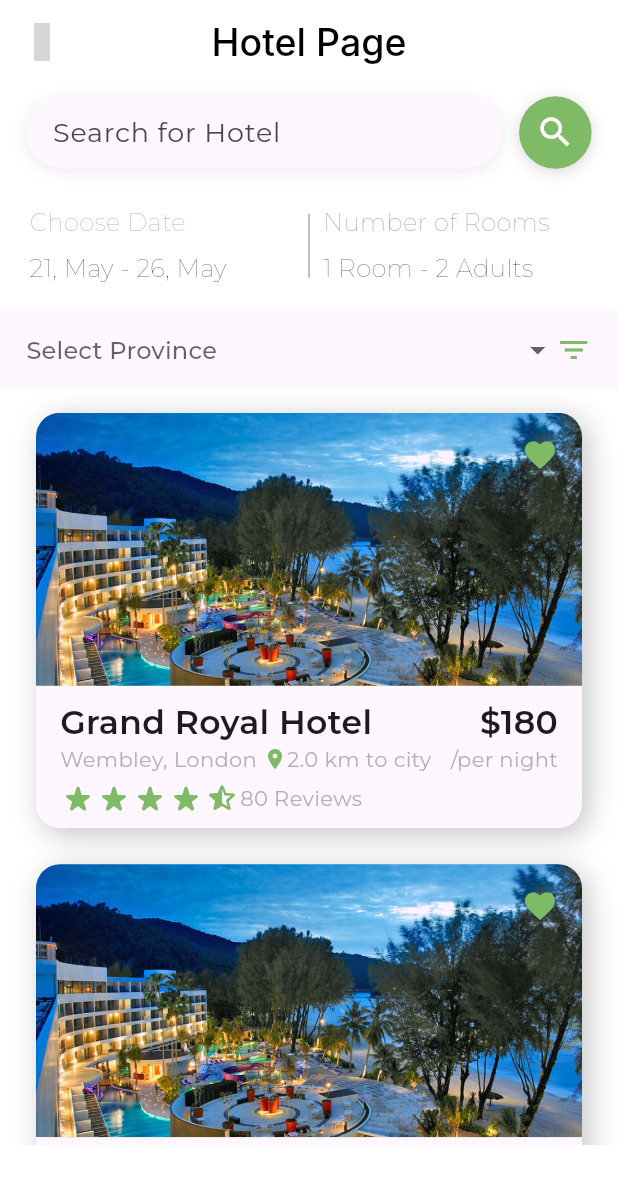
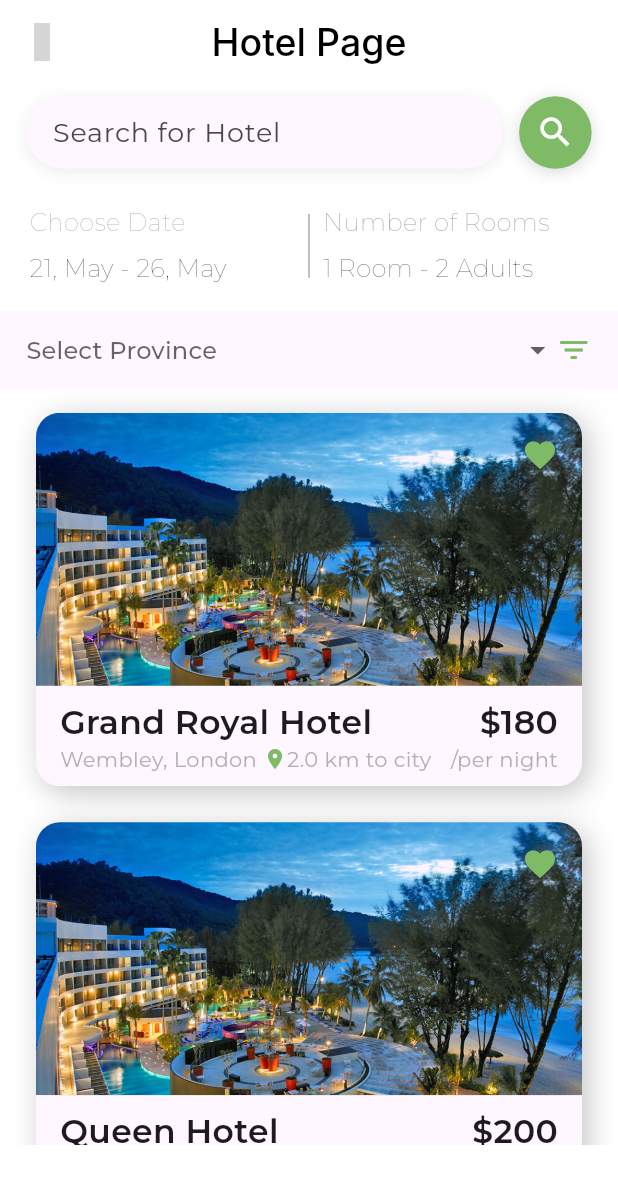
Before and after one commit to lanashkantana/yatab, a Flutter app: the HotelHomeScreen screen opened by its route, on a phone screen of 412 x 824 dp. Shown: the top 1184 px of the screen. Run offline on Flutter 3.47's test engine with Material 3 defaults, Android fonts, the phone set to English and light mode, and no system bars; drawn by our look-alikes of flutter_rating_bar; our stand-ins replace awesome_dialog, carousel_slider, country_picker, curved_navigation_bar, flutter_credit_card, flutter_screenutil and 10 more; missing offline and left inert: icons_flutter; accounts and stored records are empty; grey boxes are pictures that could not be loaded.

Commit message:
done hotelpage

```diff
--- a/lib/view/HomePage/hotel_page/filter_bar.dart
+++ b/lib/view/HomePage/hotel_page/filter_bar.dart
@@ -1,6 +1,6 @@
 import 'package:flutter/material.dart';
 import 'package:flutter_screenutil/flutter_screenutil.dart';
-import 'package:test/view/HomePage/hotel_page/home_details/home_details.dart';
+import 'package:test/view/HomePage/hotel_page/home_details/province_details.dart';
 import 'package:test/view/HomePage/hotel_page/hotel_them.dart';
 
 class FilterBar extends StatelessWidget {
--- a/lib/view/HomePage/hotel_page/home_details/home_details.dart
+++ b/lib/view/HomePage/hotel_page/home_details/province_details.dart
@@ -1,7 +1,7 @@
 import 'package:flutter/material.dart';
 import 'package:go_router/go_router.dart';
 import 'package:test/core/widget/custom_app_bar.dart';
-import 'package:test/view/HomePage/hotel_page/home_details/myhotel_page.dart';
+import 'package:test/view/HomePage/hotel_page/home_details/myhotel_page_details.dart';
 import 'package:test/view/HomePage/hotel_page/hotel_list_model.dart';
 import 'package:test/view/HomePage/hotel_page/hotel_list_view_item.dart';
 
@@ -69,7 +69,7 @@ class _HomeDetailsState extends State<HomeDetails> with TickerProviderStateMixin
                           hotelName: hotel.titleTxt,
                           location: hotel.subTxt,
                           pricePerNight: hotel.perNight,
-                          rating: hotel.rating,
+
                           description: hotel.description,
                         ),
                       ),
--- a/lib/view/HomePage/hotel_page/hotel_list_model.dart
+++ b/lib/view/HomePage/hotel_page/hotel_list_model.dart
@@ -5,93 +5,102 @@ final List<String> imagePath;
   String titleTxt;
   String subTxt;
   double dist;
-double rating;
+
   int reviews;
   int perNight;
   String description;
 
   HotelListData({
     required this.imagePath,
-  this.titleTxt='',
-  this.subTxt='',
-  this.dist=1.8,
-  this.rating=4.5,
-  this.reviews=80,
-  this.perNight=180,
-  this.description='',
+    this.titleTxt = '',
+    this.subTxt = '',
+    this.dist = 1.8,
+
+    this.reviews = 80,
+    this.perNight = 180,
+    this.description = '',
   });
 
   static List<HotelListData> hotelList = <HotelListData>[
     HotelListData(
       imagePath: [
-        AssetsData.hotel5,AssetsData.hotel4,
+        AssetsData.hotel5,
+        AssetsData.hotel4,
         AssetsData.hotel3,
-        AssetsData.hotel2
+        AssetsData.hotel2,
       ],
       titleTxt: 'Grand Royal Hotel',
       subTxt: 'Wembley, London',
       dist: 2.0,
       reviews: 80,
-      rating: 4.4,
+
       perNight: 180,
-      description:"The ideal place for those looking for a luxurious and tranquil holiday experience with stunning sea views"
+      description:
+          "The ideal place for those looking for a luxurious and tranquil holiday experience with stunning sea views",
     ),
     HotelListData(
       imagePath: [
-        AssetsData.hotel5,AssetsData.hotel4,
+        AssetsData.hotel5,
+        AssetsData.hotel4,
         AssetsData.hotel3,
-        AssetsData.hotel2
+        AssetsData.hotel2,
       ],
       titleTxt: 'Queen Hotel',
       subTxt: 'Wembley, London',
       dist: 4.0,
       reviews: 74,
-      rating: 4.5,
+
       perNight: 200,
-      description:"The ideal place for those looking for a luxurious and tranquil holiday experience with stunning sea views"
+      description:
+          "The ideal place for those looking for a luxurious and tranquil holiday experience with stunning sea views",
     ),
     HotelListData(
       imagePath: [
-        AssetsData.hotel5,AssetsData.hotel4,
+        AssetsData.hotel5,
+        AssetsData.hotel4,
         AssetsData.hotel3,
-        AssetsData.hotel2
+        AssetsData.hotel2,
       ],
       titleTxt: 'Grand Royal Hotel',
       subTxt: 'Wembley, London',
       dist: 3.0,
       reviews: 62,
-      rating: 4.0,
+
       perNight: 60,
-     description:"The ideal place for those looking for a luxurious and tranquil holiday experience with stunning sea views"
+      description:
+          "The ideal place for those looking for a luxurious and tranquil holiday experience with stunning sea views",
     ),
     HotelListData(
       imagePath: [
-        AssetsData.hotel2,AssetsData.hotel4,
+        AssetsData.hotel2,
+        AssetsData.hotel4,
         AssetsData.hotel3,
-        AssetsData.hotel2
+        AssetsData.hotel2,
       ],
       titleTxt: 'Queen Hotel',
       subTxt: 'Wembley, London',
       dist: 7.0,
       reviews: 90,
-      rating: 2,
+
       perNight: 170,
-       description:"The ideal place for those looking for a luxurious and tranquil holiday experience with stunning sea views"
+      description:
+          "The ideal place for those looking for a luxurious and tranquil holiday experience with stunning sea views",
     ),
     HotelListData(
       imagePath: [
-        AssetsData.hotel5,AssetsData.hotel1,
+        AssetsData.hotel5,
+        AssetsData.hotel1,
         AssetsData.hotel3,
-        AssetsData.hotel2
+        AssetsData.hotel2,
       ],
       titleTxt: 'Grand Royal Hotel',
       subTxt: 'Wembley, London',
       dist: 2.0,
       reviews: 240,
-      rating: 3,
+
       perNight: 200,
-         description:"The ideal place for those looking for a luxurious and tranquil holiday experience with stunning sea views"
+      description:
+          "The ideal place for those looking for a luxurious and tranquil holiday experience with stunning sea views",
     ),
   ];
-
 }
--- a/lib/view/HomePage/hotel_page/hotel_list_view.dart
+++ b/lib/view/HomePage/hotel_page/hotel_list_view.dart
@@ -120,51 +120,7 @@ class _HotelListViewState extends State<HotelListView> {
                                             ))
                                           ],
                                         ),
-                                        Padding(
-                                          padding:
-                                              const EdgeInsets.only(top: 4),
-                                          child: Row(
-                                            children: <Widget>[
-                                              RatingBar(
-                                                ratingWidget: RatingWidget(
-                                                  full: Icon(
-                                                    Icons.star_rate_rounded,
-                                                    color: HotelTheme
-                                                            .buildLightTheme()
-                                                        .primaryColor,
-                                                  ),
-                                                  half: Icon(
-                                                    Icons.star_half_rounded,
-                                                    color: HotelTheme
-                                                            .buildLightTheme()
-                                                        .primaryColor,
-                                                  ),
-                                                  empty: Icon(
-                                                    Icons.star_border_rounded,
-                                                    color: HotelTheme
-                                                            .buildLightTheme()
-                                                        .primaryColor,
-                                                  ),
-                                                ),
-                                                onRatingUpdate: (value) {},
-                                                itemPadding: EdgeInsets.zero,
-                                                initialRating:
-                                                    widget.hotelData!.rating,
-                                                direction: Axis.horizontal,
-                                                allowHalfRating: true,
-                                                itemCount: 5,
-                                                itemSize: 24,
-                                              ),
-                                              Text(
-                                                '${widget.hotelData!.reviews} Reviews',
-                                                style: TextStyle(
-                                                    fontSize: 14,
-                                                    color: Colors.grey
-                                                        .withOpacity(0.8)),
-                                              )
-                                            ],
-                                          ),
-                                        )
+
                                       ],
                                     ),
                                   ),
--- a/lib/view/HomePage/hotel_page/hotel_page.dart
+++ b/lib/view/HomePage/hotel_page/hotel_page.dart
@@ -3,10 +3,10 @@ import 'package:flutter_screenutil/flutter_screenutil.dart';
 import 'package:go_router/go_router.dart';
 import 'package:test/core/utils/app_router.dart';
 import 'package:test/core/widget/custom_app_bar.dart';
-
 import 'package:test/view/HomePage/hotel_page/contest_tab_header.dart';
 import 'package:test/view/HomePage/hotel_page/date_room_selector.dart';
 import 'package:test/view/HomePage/hotel_page/filter_bar.dart';
+import 'package:test/view/HomePage/hotel_page/home_details/myhotel_page_details.dart';
 import 'package:test/view/HomePage/hotel_page/hotel_list_model.dart';
 import 'package:test/view/HomePage/hotel_page/hotel_list_view_item.dart';
 import 'package:test/view/HomePage/hotel_page/search_bar.dart';
@@ -96,10 +96,28 @@ class _HotelHomeScreenState extends State<HotelHomeScreen>
                       ),
                     ),
                   );
-                  return HotelListViewItem(
-                    hotelData: hotelList[index],
-                    animation: animation,
-                    controller: animationController!,
+                  return InkWell(
+                    onTap: () {
+                      Navigator.of(context).push(
+                        MaterialPageRoute(
+                          builder:
+                              (context) => MyHotelPage(
+                                imageUrl: hotelList[index].imagePath,
+                                hotelName: hotelList[index].titleTxt,
+                                location: hotelList[index].subTxt,
+                                pricePerNight: hotelList[index].perNight,
+
+                                description: hotelList[index].description,
+                              ),
+                        ),
+                      );
+                    },
+
+                    child: HotelListViewItem(
+                      hotelData: hotelList[index],
+                      animation: animation,
+                      controller: animationController!,
+                    ),
                   );
                 },
               ),
```
Also changed, not shown: lib/view/HomePage/hotel_page/home_details/myhotel_page_details.dart (renamed from lib/view/HomePage/hotel_page/home_details/myhotel_page.dart, +12 -10 lines). Lines whose indentation alone changed are shown as unchanged.
